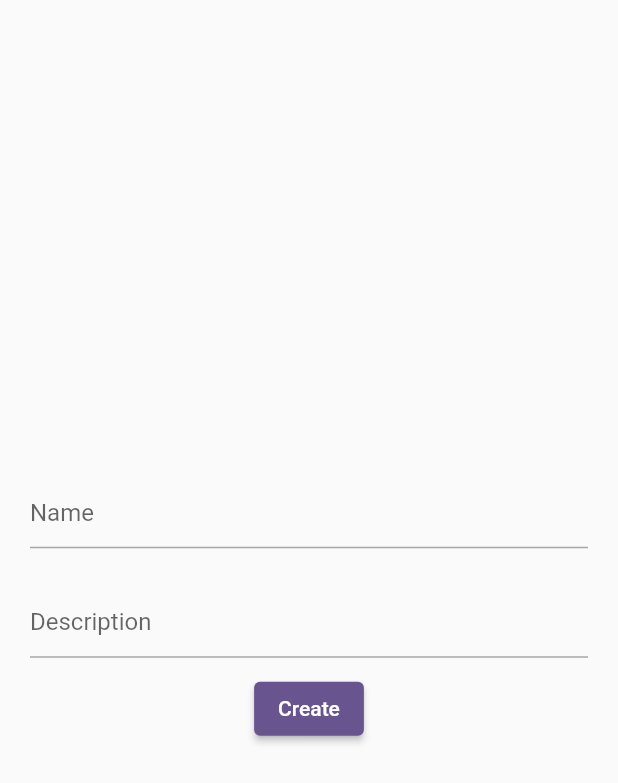
After one commit to Nikkisahu/getx_routs, a Flutter app: the CreateOrEditUserScreen screen opened by its route, on a phone screen of 412 x 824 dp. The commit adds this screen. Shown: the top 783 px of the screen. Run offline on Flutter 3.47's test engine with Material 3 defaults, Android fonts, the phone set to English and light mode, and no system bars; our stand-ins replace get, shared_preferences; accounts and stored records are empty.

Commit message:
Edit And Delete User

```diff
--- a/lib/helpers/imports.dart
+++ b/lib/helpers/imports.dart
@@ -15,3 +15,11 @@ export 'package:getx/screens/routs_screens/homeScreen.dart';
 export 'package:getx/common_widgets/responsive_widget.dart';
 export 'package:getx/modules/create_user_module/create_user_controller.dart';
 export 'package:getx/common_widgets/common_textField_widget.dart';
+export 'package:getx/modules/create_user_module/create_user_bindings.dart';
+export 'package:getx/modules/create_user_module/createOrEdit_user_screen.dart';
+export 'package:getx/modules/create_user_module/view_user_screen.dart';
+export 'dart:convert';
+
+export 'package:flutter/foundation.dart';
+export 'package:getx/infrastructure/models/user_model.dart';
+export 'package:shared_preferences/shared_preferences.dart';
--- a/lib/helpers/routes/app_pages.dart
+++ b/lib/helpers/routes/app_pages.dart
@@ -1,6 +1,3 @@
-import 'package:getx/modules/create_user_module/create_user_bindings.dart';
-import 'package:getx/modules/create_user_module/create_user_screen.dart';
-import 'package:getx/modules/create_user_module/view_user_screen.dart';
 
 import '../imports.dart';
 
@@ -28,7 +25,7 @@ abstract class Pages {
     ),
     GetPage(
         name: Routes.createUserScreen,
-        page: () => const CreateUserScreen(),
+        page: () =>  CreateOrEditUserScreen(userModel : Get.arguments),
         binding: CreateUserBindings()),
     GetPage(
         name: Routes.viewUserScreen,
--- a/lib/infrastructure/models/user_model.dart
+++ b/lib/infrastructure/models/user_model.dart
@@ -9,20 +9,24 @@ UserModel userModelFromJson(String str) => UserModel.fromJson(json.decode(str));
 String userModelToJson(UserModel data) => json.encode(data.toJson());
 
 class UserModel {
+  String? id;
   String? name;
   String? description;
 
   UserModel({
+    this.id,
     this.name,
     this.description,
   });
 
   factory UserModel.fromJson(Map<String, dynamic> json) => UserModel(
+        id: json["id"],
         name: json["name"],
         description: json["description"],
       );
 
   Map<String, dynamic> toJson() => {
+        "id": id,
         "name": name,
         "description": description,
       };
--- /dev/null
+++ b/lib/modules/create_user_module/createOrEdit_user_screen.dart
@@ -0,0 +1,59 @@
+import 'package:getx/helpers/imports.dart';
+
+class CreateOrEditUserScreen extends GetView<CreateUserController> {
+  final UserModel? userModel;
+
+  const CreateOrEditUserScreen({super.key, this.userModel});
+
+  @override
+  Widget build(BuildContext context) {
+    return Scaffold(
+      body: GetBuilder<CreateUserController>(
+        init: CreateUserController(),
+        initState: (state) {
+          if (userModel != null) {
+            if (kDebugMode) {
+              print("userModel...${userModel!.name}");
+              controller.nameController.text = userModel!.name!;
+              controller.descriptionController.text = userModel!.description!;
+            }
+          }
+        },
+        builder: (controller) {
+          return Padding(
+            padding: const EdgeInsets.symmetric(horizontal: 20),
+            child: Center(
+              child: Column(
+                mainAxisAlignment: MainAxisAlignment.center,
+                crossAxisAlignment: CrossAxisAlignment.center,
+                children: [
+                  CommonTextFieldWidget(
+                    controller: controller.nameController,
+                    hintText: "Name",
+                  ),
+                  const SizedBox(
+                    height: 25,
+                  ),
+                  CommonTextFieldWidget(
+                    controller: controller.descriptionController,
+                    hintText: "Description",
+                  ),
+                  CommonElevatedButton(
+                    buttonName: userModel != null ? "Edit" : "Create",
+                    onPressed: () {
+                      if (userModel != null) {
+                        controller.editUser(userModel!.id!);
+                      } else {
+                        controller.createUser();
+                      }
+                    },
+                  )
+                ],
+              ),
+            ),
+          );
+        },
+      ),
+    );
+  }
+}
```
Also changed, not shown: lib/modules/create_user_module/create_user_controller.dart (+46 -12 lines), lib/modules/create_user_module/create_user_screen.dart (deleted, +0 -40 lines), lib/modules/create_user_module/view_user_screen.dart (+46 -13 lines), pubspec.lock.
